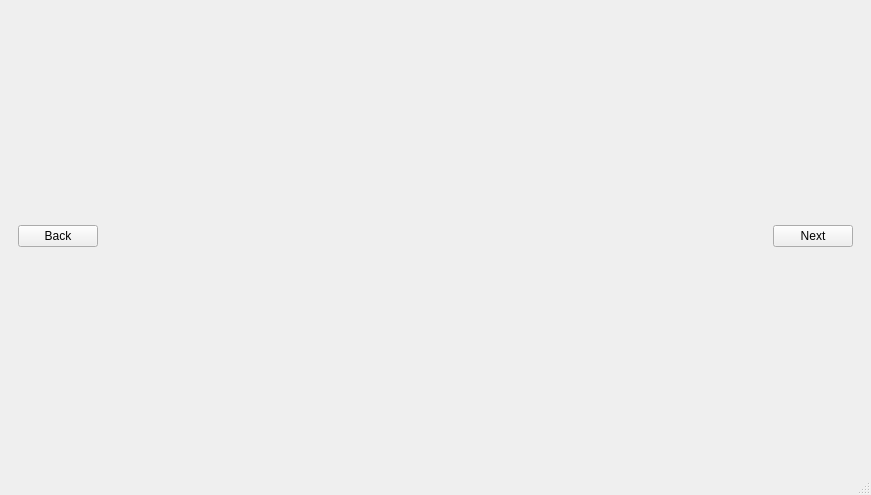
Qt form source/ManuallyTaggerWindow.ui (BioroboticsLab/deeplocalizer-classifier) before a commit.
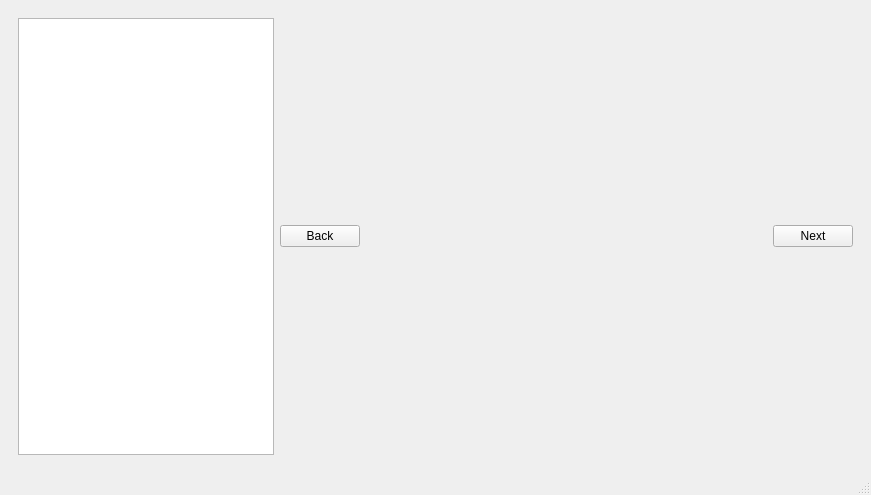
The same form after that commit.

Commit message: add ListView of all images

Patch:
```diff
--- a/source/ManuallyTaggerWindow.ui
+++ b/source/ManuallyTaggerWindow.ui
@@ -33,6 +33,16 @@
     <item>
      <widget class="QWidget" name="widget" native="true">
       <layout class="QHBoxLayout" name="horizontalLayout">
+       <item>
+        <widget class="QListView" name="imagesListView">
+         <property name="sizePolicy">
+          <sizepolicy hsizetype="Maximum" vsizetype="Expanding">
+           <horstretch>200</horstretch>
+           <verstretch>0</verstretch>
+          </sizepolicy>
+         </property>
+        </widget>
+       </item>
        <item>
         <widget class="QPushButton" name="push_back">
          <property name="text">
@@ -59,7 +69,7 @@
            <rect>
             <x>0</x>
             <y>0</y>
-            <width>653</width>
+            <width>391</width>
             <height>437</height>
            </rect>
           </property>
```
The commit also changes 5 other files.
